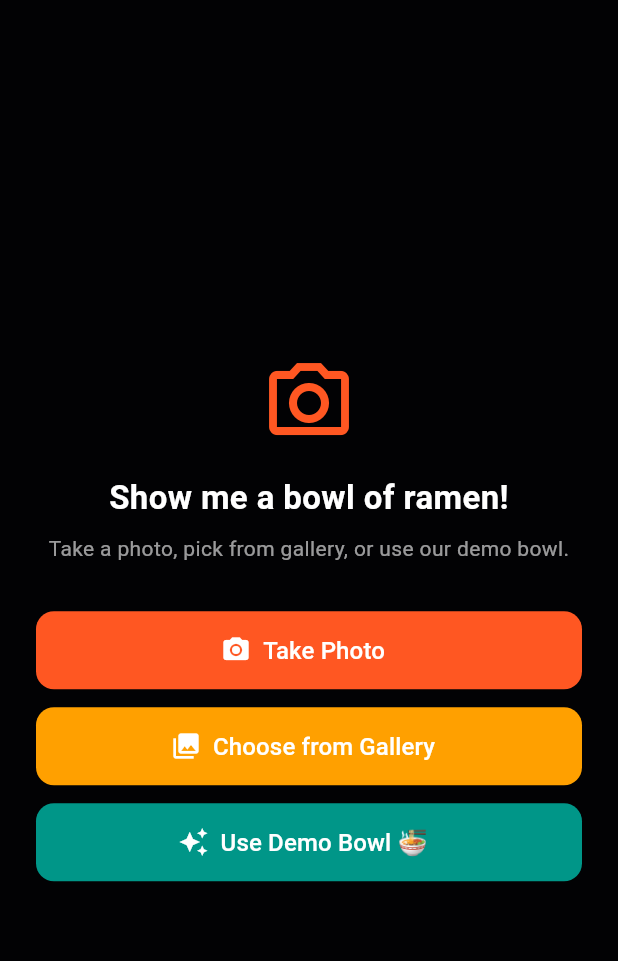
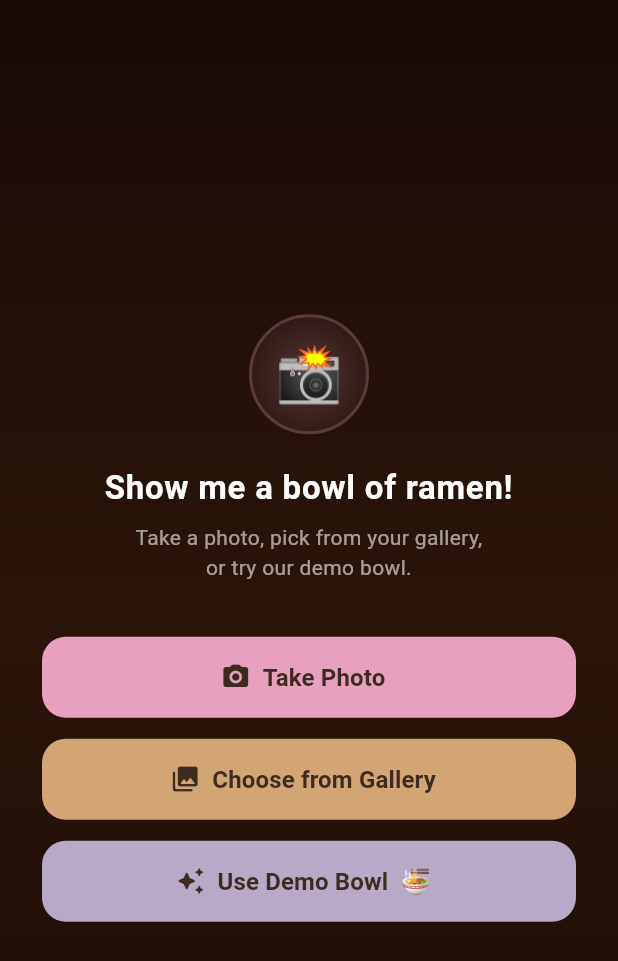
Before and after one commit to Dekuran/gourmet_go, a Flutter app: the CameraOverlay widget shown alone on an empty page, opened directly with empty values, on a phone screen of 412 x 824 dp. Shown: the top 961 px of the screen. Run offline on Flutter 3.47's test engine with Material 3 defaults, Android fonts, the light colour scheme and no system bars; our stand-ins replace flutter_dotenv, flutter_riverpod, image_picker, shared_preferences, video_player; missing offline and left inert: flame, flame_audio, flame_riverpod, flutter_3d_controller; accounts and stored records are empty; network calls fail; statements that could not run were skipped.

Commit message:
feat: ShopScene + dreamy anime camera overlay theme
- Create ShopScene for post-FTUE restaurant kitchen view
  (fixes bug where FtueScene would restart dialogue overlay)
- DishRevealOverlay now transitions to ShopScene not FtueScene
- GourmetGoGame loads ShopScene for returning players
- Camera overlay buttons use dreamy anime pastel palette:
  cherry blossom pink, warm golden miso, misty lavender
- Dark kitchen gradient background on camera screen
- Softer error styling with pastel red tones

```diff
--- a/lib/overlays/camera_overlay.dart
+++ b/lib/overlays/camera_overlay.dart
@@ -141,10 +141,26 @@ class _CameraOverlayState extends ConsumerState<CameraOverlay> {
         _ => 'kanto',
       };
 
+  // Dreamy anime pastel palette
+  static const _warmPink = Color(0xFFE8A0BF);     // soft cherry blossom
+  static const _softGold = Color(0xFFD4A574);      // warm golden miso
+  static const _mistyLavender = Color(0xFFB8A9C9); // twilight lavender
+  static const _deepWarm = Color(0xFF3D2B1F);      // dark rich wood
+
   @override
   Widget build(BuildContext context) {
     return Container(
-      color: Colors.black.withAlpha(220),
+      decoration: const BoxDecoration(
+        gradient: LinearGradient(
+          begin: Alignment.topCenter,
+          end: Alignment.bottomCenter,
+          colors: [
+            Color(0xF01A0A05), // dark kitchen top
+            Color(0xF02D1508), // warm brown mid
+            Color(0xF01A0A05), // dark kitchen bottom
+          ],
+        ),
+      ),
       child: SafeArea(
         child: _processing ? _buildProcessing() : _buildChooser(),
       ),
@@ -156,20 +172,21 @@ class _CameraOverlayState extends ConsumerState<CameraOverlay> {
       child: Column(
         mainAxisSize: MainAxisSize.min,
         children: [
-          const CircularProgressIndicator(color: Colors.deepOrange),
+          const CircularProgressIndicator(
+            color: _warmPink,
+            strokeWidth: 3,
+          ),
           const SizedBox(height: 20),
-          Text(
-            'Identifying your ramen...',
+          const Text(
+            'The Master is studying your bowl...',
             style: TextStyle(
               color: Colors.white70,
               fontSize: 16,
+              fontStyle: FontStyle.italic,
             ),
           ),
-          const SizedBox(height: 8),
-          Text(
-            '🍜',
-            style: TextStyle(fontSize: 40),
-          ),
+          const SizedBox(height: 12),
+          const Text('🍜', style: TextStyle(fontSize: 48)),
         ],
       ),
     );
@@ -177,70 +194,101 @@ class _CameraOverlayState extends ConsumerState<CameraOverlay> {
 
   Widget _buildChooser() {
     return Padding(
-      padding: const EdgeInsets.symmetric(horizontal: 24),
+      padding: const EdgeInsets.symmetric(horizontal: 28),
       child: Column(
         mainAxisAlignment: MainAxisAlignment.center,
         children: [
-          const Icon(
-            Icons.camera_alt_outlined,
-            color: Colors.deepOrange,
-            size: 64,
+          // Decorative top
+          Container(
+            width: 80,
+            height: 80,
+            decoration: BoxDecoration(
+              shape: BoxShape.circle,
+              gradient: const RadialGradient(
+                colors: [
+                  Color(0x40E8A0BF),
+                  Color(0x10E8A0BF),
+                ],
+              ),
+              border: Border.all(
+                color: _warmPink.withAlpha(60),
+                width: 2,
+              ),
+            ),
+            child: const Center(
+              child: Text('📸', style: TextStyle(fontSize: 36)),
+            ),
           ),
-          const SizedBox(height: 16),
-          Text(
+          const SizedBox(height: 20),
+
+          const Text(
             'Show me a bowl of ramen!',
             style: TextStyle(
               color: Colors.white,
               fontSize: 22,
               fontWeight: FontWeight.bold,
+              letterSpacing: 0.5,
             ),
             textAlign: TextAlign.center,
           ),
           const SizedBox(height: 8),
           Text(
-            'Take a photo, pick from gallery, or use our demo bowl.',
-            style: TextStyle(color: Colors.white60, fontSize: 14),
+            'Take a photo, pick from your gallery,\nor try our demo bowl.',
+            style: TextStyle(
+              color: Colors.white.withAlpha(150),
+              fontSize: 14,
+              height: 1.4,
+            ),
             textAlign: TextAlign.center,
           ),
-          const SizedBox(height: 32),
+          const SizedBox(height: 36),
 
-          // Camera button
+          // Camera button — cherry blossom pink
           _ActionButton(
-            icon: Icons.camera_alt,
+            icon: Icons.camera_alt_rounded,
             label: 'Take Photo',
-            color: Colors.deepOrange,
+            color: _warmPink,
+            textColor: _deepWarm,
             onTap: () => _captureAndIdentify(PhotoMode.camera),
           ),
-          const SizedBox(height: 12),
+          const SizedBox(height: 14),
 
-          // Gallery button
+          // Gallery button — warm golden miso
           _ActionButton(
-            icon: Icons.photo_library,
+            icon: Icons.photo_library_rounded,
             label: 'Choose from Gallery',
-            color: Colors.amber.shade700,
+            color: _softGold,
+            textColor: _deepWarm,
             onTap: () => _captureAndIdentify(PhotoMode.gallery),
           ),
-          const SizedBox(height: 12),
+          const SizedBox(height: 14),
 
-          // Demo button
+          // Demo button — misty lavender
           _ActionButton(
-            icon: Icons.auto_awesome,
-            label: 'Use Demo Bowl 🍜',
-            color: Colors.teal,
+            icon: Icons.auto_awesome_rounded,
+            label: 'Use Demo Bowl  🍜',
+            color: _mistyLavender,
+            textColor: _deepWarm,
             onTap: () => _captureAndIdentify(PhotoMode.demo),
           ),
 
           if (_error != null) ...[
-            const SizedBox(height: 20),
+            const SizedBox(height: 24),
             Container(
-              padding: const EdgeInsets.all(12),
+              padding: const EdgeInsets.all(14),
               decoration: BoxDecoration(
-                color: Colors.red.withAlpha(40),
-                borderRadius: BorderRadius.circular(8),
+                color: const Color(0x30FF6B6B),
+                borderRadius: BorderRadius.circular(12),
+                border: Border.all(
+                  color: const Color(0x40FF6B6B),
+                ),
               ),
               child: Text(
                 _error!,
-                style: const TextStyle(color: Colors.redAccent, fontSize: 14),
+                style: const TextStyle(
+                  color: Color(0xFFFFADAD),
+                  fontSize: 14,
+                ),
                 textAlign: TextAlign.center,
               ),
             ),
@@ -256,29 +304,40 @@ class _ActionButton extends StatelessWidget {
     required this.icon,
     required this.label,
     required this.color,
+    required this.textColor,
     required this.onTap,
   });
 
   final IconData icon;
   final String label;
   final Color color;
+  final Color textColor;
   final VoidCallback onTap;
 
   @override
   Widget build(BuildContext context) {
     return SizedBox(
       width: double.infinity,
-      height: 52,
+      height: 54,
       child: ElevatedButton.icon(
         onPressed: onTap,
-        icon: Icon(icon, size: 20),
-        label: Text(label, style: const TextStyle(fontSize: 16)),
+        icon: Icon(icon, size: 20, color: textColor),
+        label: Text(
+          label,
+          style: TextStyle(
+            fontSize: 16,
+            fontWeight: FontWeight.w600,
+            color: textColor,
+          ),
+        ),
         style: ElevatedButton.styleFrom(
           backgroundColor: color,
-          foregroundColor: Colors.white,
+          foregroundColor: textColor,
+          elevation: 0,
           shape: RoundedRectangleBorder(
-            borderRadius: BorderRadius.circular(12),
+            borderRadius: BorderRadius.circular(16),
           ),
+          shadowColor: color.withAlpha(60),
         ),
       ),
     );
```
Also changed, not shown: lib/game/gourmet_go_game.dart (+5 -4 lines), lib/game/scenes/shop_scene.dart (added, +50 -0 lines), lib/overlays/dish_reveal_overlay.dart (+4 -5 lines).
